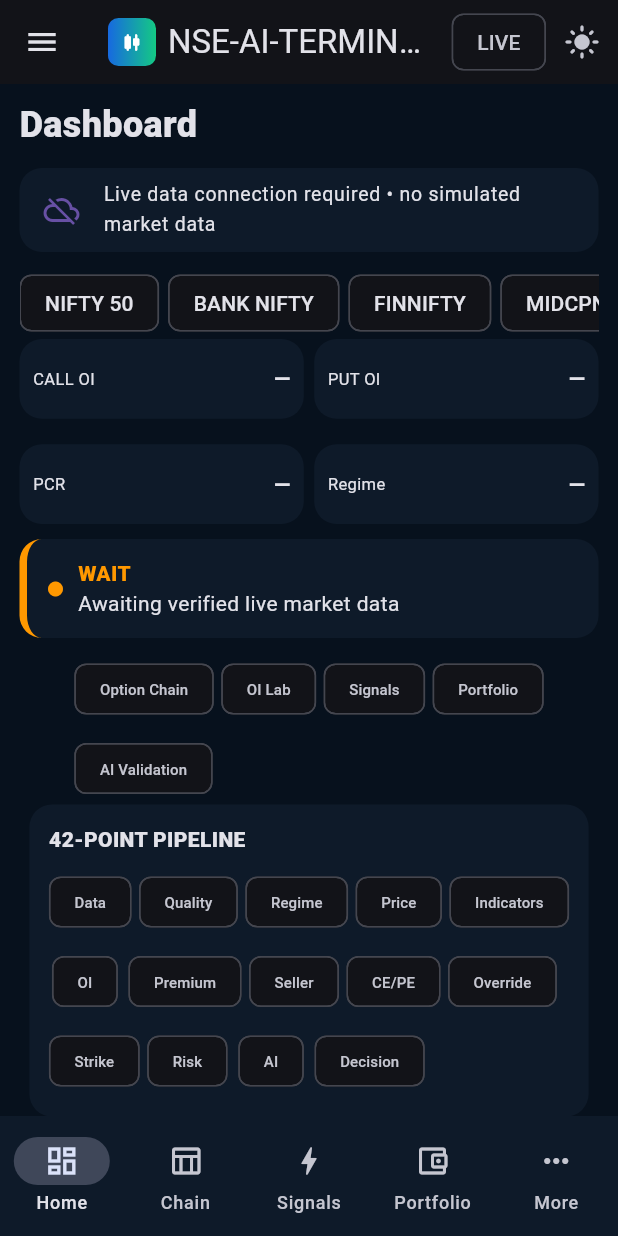
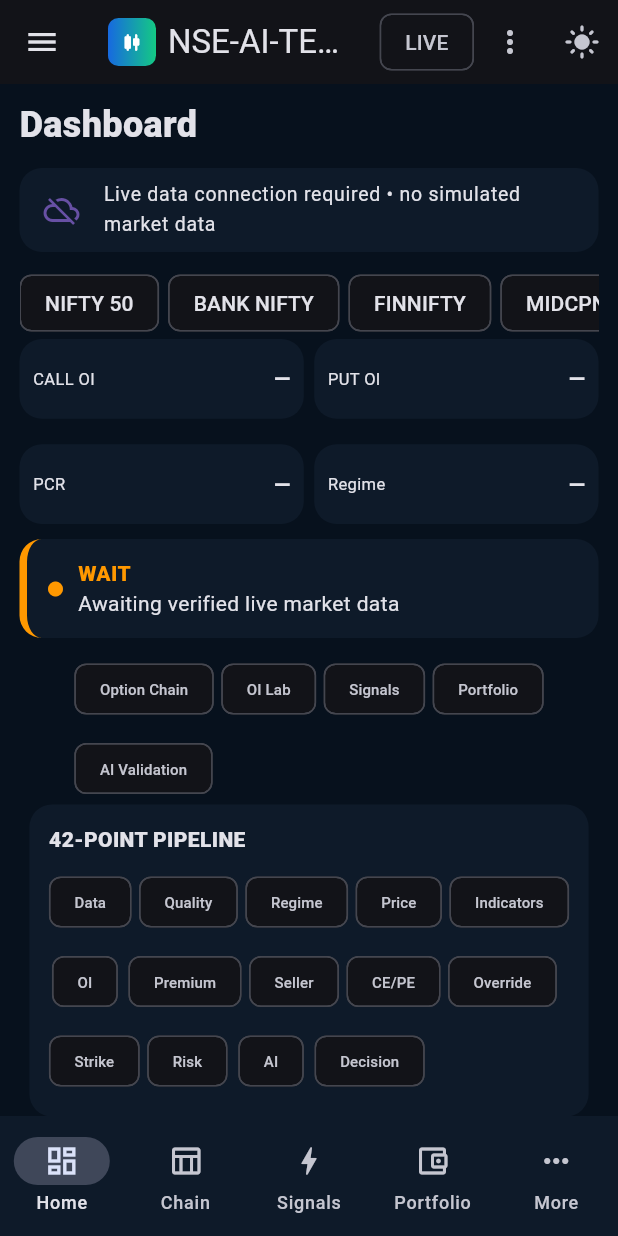
Before and after one commit to sparmar3786-pixel/Vandana2, a Flutter app: the screen it shows after launch, on a phone screen of 412 x 824 dp. Run offline on Flutter 3.47's test engine with Material 3 defaults, Android fonts, the phone set to English and light mode, and no system bars; statements that could not run were skipped.

Commit message:
add Angel API AI6x6 search navigation shell

```diff
--- a/flutter_app/lib/final_terminal_design.dart
+++ b/flutter_app/lib/final_terminal_design.dart
@@ -1,4 +1,6 @@
 import 'package:flutter/material.dart';
+import 'dart:convert';
+import 'package:http/http.dart' as http;
 
 class FinalTerminalDesign extends StatefulWidget {
   const FinalTerminalDesign({super.key});
@@ -8,13 +10,22 @@
 class _FinalTerminalDesignState extends State<FinalTerminalDesign>{
   ThemeMode mode=ThemeMode.dark;
   int tab=2;
+  String backendUrl='';
+  String selectedIndex='NIFTY 50';
+  String selectedTimeframe='FIVE_MINUTE';
+  final Set<String> selectedIndicators={'EMA 8','EMA 13','VWAP','RSI','MACD','ATR','Bollinger'};
+  List<Map<String,dynamic>> candles=[];
+  List<Map<String,dynamic>> strategyResults=[];
+  String apiStatus='Backend URL required';
+  final TextEditingController backendController=TextEditingController();
   static const pages=<String>[
     'Launch','Login','Dashboard','Market Overview','Option Chain','OI Heatmap',
     'Premium / Volume','Greeks / IV','Order Flow','Market Regime','Trade Plans',
     'Backtest','Strategy Registry','AI 6-Layer','Logs / Settings','Portfolio',
     'Charts','Strategy Detail','Risk Management','Alerts','Education',
     'AI Model Selection','Data Feed Status','Backtest Settings','Research Modules',
-    '377 Classification','OI Classification','Final Verdict','Light Theme','Dark Theme'
+    '377 Classification','OI Classification','Final Verdict','Light Theme','Dark Theme',
+    'Search Engine','AI 6×6 Matrix','Angel One API'
   ];
   static const indices=['NIFTY 50','BANK NIFTY','FINNIFTY','MIDCPNIFTY','SENSEX','BANKEX'];
 
@@ -25,7 +36,14 @@
       appBar:AppBar(
         leading:IconButton(icon:const Icon(Icons.menu),onPressed:()=>Scaffold.of(context).openDrawer()),
         title:Row(children:[_logo(32),const SizedBox(width:8),const Expanded(child:Text('NSE-AI-TERMINAL'))]),
-        actions:[const Chip(label:Text('LIVE')),IconButton(
+        actions:[const Chip(label:Text('LIVE')),PopupMenuButton<String>(
+          onSelected:(v){setState(()=>tab=v=='ai'?31:v=='search'?30:v=='chart'?16:32);},
+          itemBuilder:(_)=>const[
+            PopupMenuItem(value:'ai',child:Text('AI 6×6 Matrix')),
+            PopupMenuItem(value:'search',child:Text('Search / Strategy Engine')),
+            PopupMenuItem(value:'chart',child:Text('Charts / Indicators')),
+            PopupMenuItem(value:'angel',child:Text('Angel One API'))]),
+        IconButton(
           onPressed:()=>setState(()=>mode=mode==ThemeMode.dark?ThemeMode.light:ThemeMode.dark),
           icon:Icon(mode==ThemeMode.dark?Icons.light_mode:Icons.dark_mode))]
       ),
@@ -65,13 +83,15 @@
     Icons.show_chart,Icons.functions,Icons.swap_vert,Icons.speed,Icons.bolt,Icons.history,Icons.view_list,
     Icons.auto_awesome,Icons.settings,Icons.account_balance_wallet,Icons.candlestick_chart,Icons.rule,
     Icons.shield,Icons.notifications,Icons.school,Icons.smart_toy,Icons.wifi_tethering,Icons.tune,
-    Icons.science,Icons.numbers,Icons.compare_arrows,Icons.gavel,Icons.light_mode,Icons.dark_mode];
+    Icons.science,Icons.numbers,Icons.compare_arrows,Icons.gavel,Icons.light_mode,Icons.dark_mode,
+    Icons.search,Icons.auto_awesome,Icons.link];
 
   Widget _page(int p){
     final b=<Widget Function()>[
       _launch,_login,_dashboard,_market,_chain,_heatmap,_premium,_greeks,_flow,_regime,
       _plans,_backtest,_registry,_ai,_settings,_portfolio,_charts,_detail,_risk,_alerts,
-      _education,_models,_feed,_btSettings,_research,_classification,_oi,_final,_light,_dark];
+      _education,_models,_feed,_btSettings,_research,_classification,_oi,_final,_light,_dark,
+      _search,_aiMatrix,_angelApi];
     return _shell(pages[p],b[p]());
   }
   Widget _shell(String title,Widget child)=>SafeArea(child:ListView(padding:const EdgeInsets.fromLTRB(13,10,13,24),children:[
```
